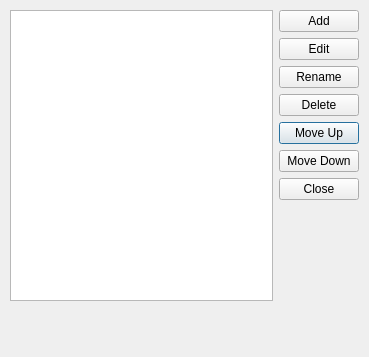
This is designer/questionsets.ui in sobjornstad/clicker-quiz-manager as Qt 5 draws it before an edit. The edited form follows.
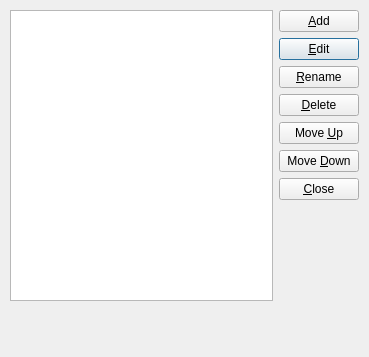
This is the edited form.

Commit message:
add keyboard shortcuts to other dialogs; fix default property
The 'default' property controls what happens when you press Enter in the
dialog. For instance, in the Sets dialog, it was incorrectly set to Add,
so that when you highlighted something in the set list and pressed
Enter, it would bring up the add dialog.

```diff
--- a/designer/questionsets.ui
+++ b/designer/questionsets.ui
@@ -26,14 +26,14 @@
     <item row="4" column="1">
      <widget class="QPushButton" name="upButton">
       <property name="text">
-       <string>Move Up</string>
+       <string>Move &amp;Up</string>
       </property>
      </widget>
     </item>
     <item row="6" column="1">
      <widget class="QPushButton" name="closeButton">
       <property name="text">
-       <string>Close</string>
+       <string>&amp;Close</string>
       </property>
      </widget>
     </item>
@@ -56,35 +56,38 @@
     <item row="3" column="1">
      <widget class="QPushButton" name="deleteButton">
       <property name="text">
-       <string>Delete</string>
+       <string>&amp;Delete</string>
       </property>
      </widget>
     </item>
     <item row="0" column="1">
      <widget class="QPushButton" name="addButton">
       <property name="text">
-       <string>Add</string>
+       <string>&amp;Add</string>
       </property>
      </widget>
     </item>
     <item row="1" column="1">
      <widget class="QPushButton" name="editButton">
       <property name="text">
-       <string>Edit</string>
+       <string>&amp;Edit</string>
+      </property>
+      <property name="default">
+       <bool>true</bool>
       </property>
      </widget>
     </item>
     <item row="5" column="1">
      <widget class="QPushButton" name="downButton">
       <property name="text">
-       <string>Move Down</string>
+       <string>Move &amp;Down</string>
       </property>
      </widget>
     </item>
     <item row="2" column="1">
      <widget class="QPushButton" name="renameButton">
       <property name="text">
-       <string>Rename</string>
+       <string>&amp;Rename</string>
       </property>
      </widget>
     </item>
```
Left out of the diff: 6 changed lines with no effect on the pictures. The commit also changes 6 other files.
